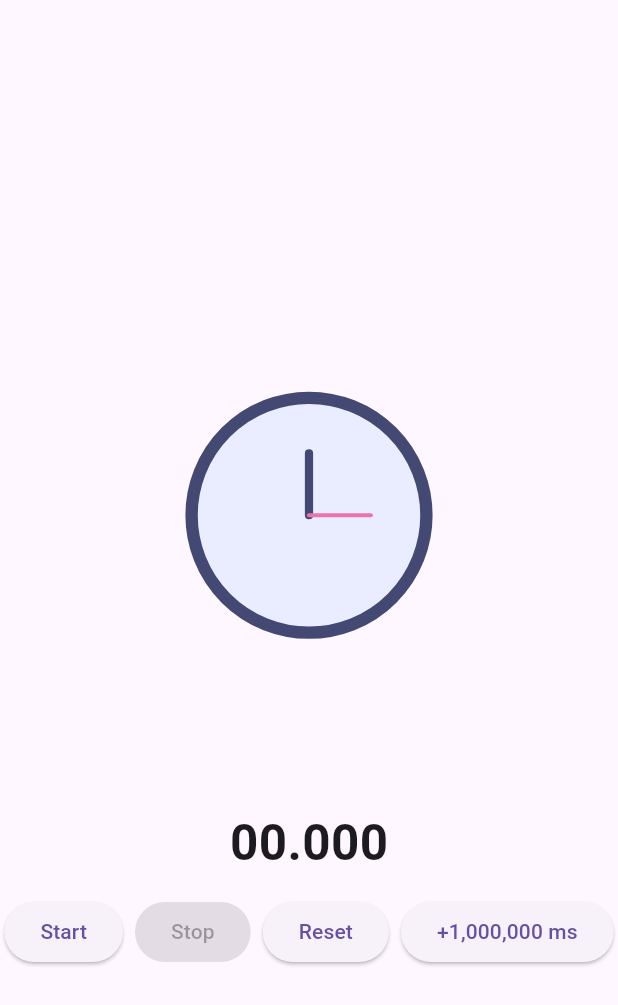
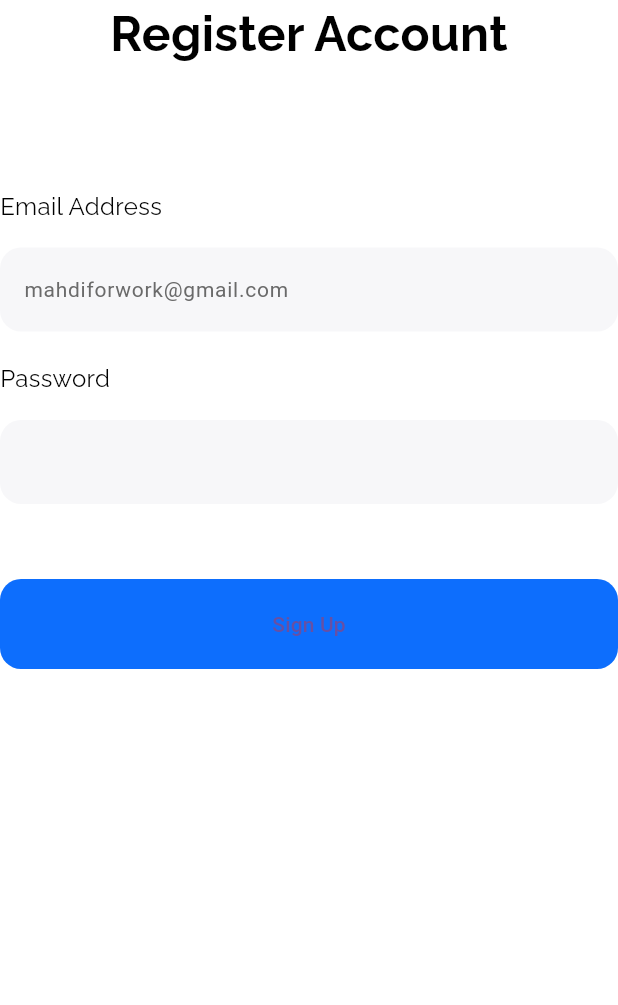
Before and after one commit to zhn2605/startwatch, a Flutter app: the screen it shows after launch, on a phone screen of 412 x 824 dp. Shown: the top 1005 px of the screen. Run offline on Flutter 3.47's test engine with Material 3 defaults, Android fonts, the phone set to English and light mode, and no system bars; our stand-ins replace firebase_auth, firebase_core, google_fonts; accounts and stored records are empty.

Commit message:
signup page

```diff
--- a/lib/main.dart
+++ b/lib/main.dart
@@ -1,4 +1,5 @@
 import 'package:flutter/material.dart';
+import 'package:startwatch/pages/signup.dart';
 import 'package:startwatch/widgets/startwatch.dart';
 
 import 'package:firebase_core/firebase_core.dart';
@@ -21,11 +22,7 @@ class MainApp extends StatelessWidget {
   @override
   Widget build(BuildContext context) {
     return MaterialApp(
-      home: Scaffold(
-        body: Center(
-          child: Startwatch(),
-        ),
-      ),
+      home: Signup()
     );
   }
 }
--- /dev/null
+++ b/lib/pages/signup.dart
@@ -0,0 +1,157 @@
+import 'package:flutter/material.dart';
+import 'package:google_fonts/google_fonts.dart';
+
+class Signup extends StatefulWidget {
+  const Signup({super.key});
+
+  @override
+  State<Signup> createState() => _SignupState();
+}
+
+class _SignupState extends State<Signup> {
+  @override
+  Widget build(BuildContext context) {
+    return Scaffold(
+      backgroundColor: Colors.white,
+      body: SafeArea(
+        child: Column(
+          mainAxisAlignment: MainAxisAlignment.start,
+          children: [
+              Center(
+                child: Text(
+                  'Register Account',
+                  style: GoogleFonts.raleway(
+                    textStyle: const TextStyle(
+                      color: Colors.black,
+                      fontWeight: FontWeight.bold,
+                      fontSize: 32
+                    )
+                  ),
+                ),
+              ),
+              const SizedBox(height: 80,),
+               _emailAddress(),
+               const SizedBox(height: 20,),
+               _password(),
+               const SizedBox(height: 50,),
+               _signup(context),
+            ],
+        )
+      )
+    );
+  }
+
+  Widget _emailAddress() {
+    return Column(
+      mainAxisAlignment: MainAxisAlignment.start,
+      crossAxisAlignment: CrossAxisAlignment.start,
+      children: [
+        Text(
+          'Email Address',
+          style: GoogleFonts.raleway(
+            textStyle: const TextStyle(
+              color: Colors.black,
+              fontWeight: FontWeight.normal,
+              fontSize: 16
+            )
+          ),
+        ),
+        const SizedBox(height: 16,),
+        TextField(
+          decoration: InputDecoration(
+            filled: true,
+            hintText: 'mahdiforwork@gmail.com',
+            hintStyle: const TextStyle(
+              color: Color(0xff6A6A6A),
+              fontWeight: FontWeight.normal,
+              fontSize: 14
+            ),
+            fillColor: const Color(0xffF7F7F9) ,
+            border: OutlineInputBorder(
+              borderSide: BorderSide.none,
+              borderRadius: BorderRadius.circular(14)
+            )
+          ),
+        )
+      ],
+    );
+  }
+
+  Widget _password() {
+    return Column(
+      mainAxisAlignment: MainAxisAlignment.start,
+      crossAxisAlignment: CrossAxisAlignment.start,
+      children: [
+        Text(
+          'Password',
+          style: GoogleFonts.raleway(
+            textStyle: const TextStyle(
+              color: Colors.black,
+              fontWeight: FontWeight.normal,
+              fontSize: 16
+            )
+          ),
+        ),
+        const SizedBox(height: 16,),
+        TextField(
+          obscureText: true,
+          decoration: InputDecoration(
+            filled: true,
+            fillColor: const Color(0xffF7F7F9) ,
+            border: OutlineInputBorder(
+              borderSide: BorderSide.none,
+              borderRadius: BorderRadius.circular(14)
+            )
+          ),
+        )
+      ],
+    );
+  }
+
+  Widget _signup(BuildContext context) {
+    return ElevatedButton(
+      style: ElevatedButton.styleFrom(
+        backgroundColor: const Color(0xff0D6EFD),
+          shape: RoundedRectangleBorder(
+            borderRadius: BorderRadius.circular(14),
+          ),
+          minimumSize: const Size(double.infinity, 60),
+          elevation: 0,
+      ),
+      onPressed: () async {
+       // TODO: signup
+       return;
+      },
+      child: const Text("Sign Up"),
+    );
+  }
+
+  Widget _signin(BuildContext context) {
+    return Padding(
+      padding: const EdgeInsets.only(bottom: 16),
+      child: RichText(
+        textAlign: TextAlign.center,
+        text: TextSpan(
+          children: [
+            const TextSpan(
+                text: "Already Have Account? ",
+                style: TextStyle(
+                  color: Color(0xff6A6A6A),
+                  fontWeight: FontWeight.normal,
+                  fontSize: 16
+                ),
+              ),
+              TextSpan(
+                text: "Log In",
+                style: const TextStyle(
+                    color: Color(0xff1A1D1E),
+                    fontWeight: FontWeight.normal,
+                    fontSize: 16
+                  ),
+              ),
+          ]
+        )
+      ),
+    );
+  }
+}
--- a/pubspec.yaml
+++ b/pubspec.yaml
@@ -11,6 +11,7 @@ dependencies:
     sdk: flutter
   firebase_core: ^4.3.0
   firebase_auth: ^6.1.3
+  google_fonts: ^7.0.2
 
 dev_dependencies:
   flutter_test:
```
Also changed, not shown: lib/firebase_options.dart, lib/pages/services/auth_service.dart (added), pubspec.lock.
